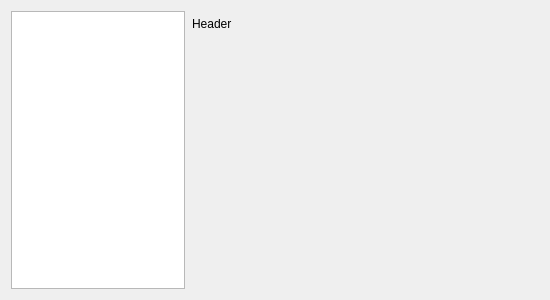
navrocky/urtconnector, file src/preferences/src/ui/list_form.ui: the form before one commit.
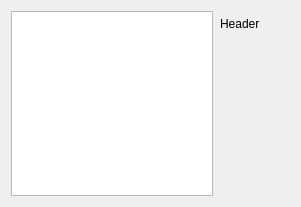
The form after the commit.

```diff
--- a/src/preferences/src/ui/list_form.ui
+++ b/src/preferences/src/ui/list_form.ui
@@ -6,19 +6,22 @@
    <rect>
     <x>0</x>
     <y>0</y>
-    <width>550</width>
-    <height>300</height>
+    <width>301</width>
+    <height>207</height>
    </rect>
   </property>
   <property name="windowTitle">
    <string>Form</string>
   </property>
   <layout class="QHBoxLayout" name="horizontalLayout_2">
+   <property name="sizeConstraint">
+    <enum>QLayout::SetMinimumSize</enum>
+   </property>
    <item>
     <widget class="QListWidget" name="items">
      <property name="sizePolicy">
       <sizepolicy hsizetype="Maximum" vsizetype="Expanding">
-       <horstretch>1</horstretch>
+       <horstretch>0</horstretch>
        <verstretch>0</verstretch>
       </sizepolicy>
      </property>
@@ -31,15 +34,6 @@
      <property name="alternatingRowColors">
       <bool>true</bool>
      </property>
-     <property name="resizeMode">
-      <enum>QListView::Fixed</enum>
-     </property>
-     <property name="layoutMode">
-      <enum>QListView::SinglePass</enum>
-     </property>
-     <property name="viewMode">
-      <enum>QListView::ListMode</enum>
-     </property>
      <property name="uniformItemSizes">
       <bool>true</bool>
      </property>
@@ -49,7 +43,7 @@
     <widget class="QWidget" name="widget" native="true">
      <property name="sizePolicy">
       <sizepolicy hsizetype="Expanding" vsizetype="Preferred">
-       <horstretch>2</horstretch>
+       <horstretch>0</horstretch>
        <verstretch>0</verstretch>
       </sizepolicy>
      </property>
@@ -63,6 +57,9 @@
       <property name="spacing">
        <number>5</number>
       </property>
+      <property name="sizeConstraint">
+       <enum>QLayout::SetMinimumSize</enum>
+      </property>
       <property name="margin">
        <number>1</number>
       </property>
```
Left out of the diff: 6 changed lines with no effect on the pictures.
